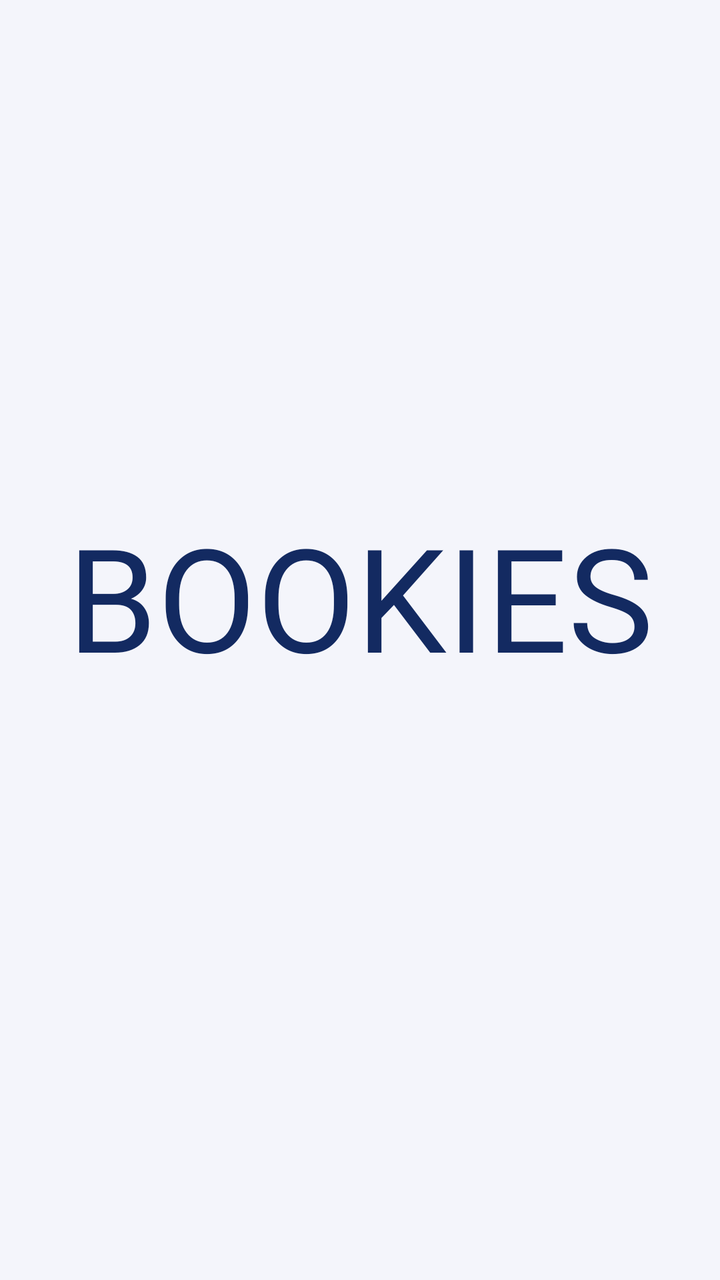
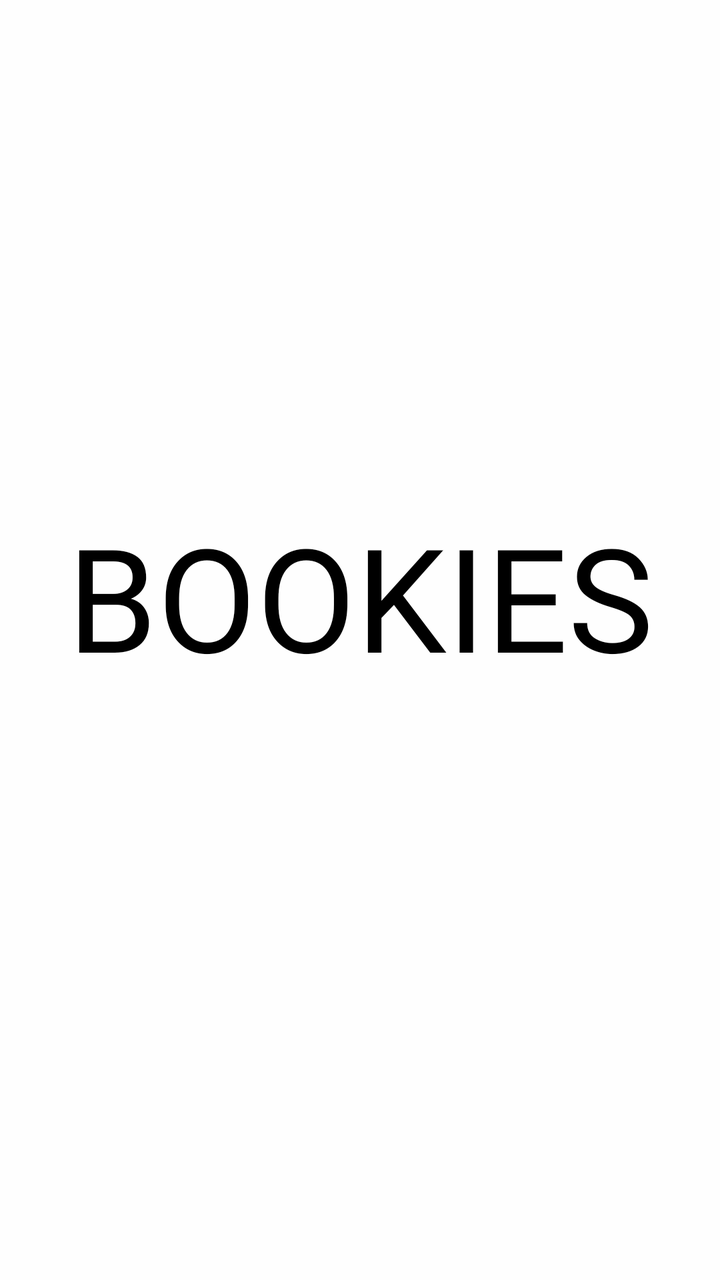

Two renders of the same Android screen: before a commit and after it. Below are the layout's source before the change and the commit's diff.
<!-- AndroidManifest.xml: application theme Theme.FrontendBook -->
<!-- res/layout/splash_activity.xml -->
<?xml version="1.0" encoding="utf-8"?>
<androidx.constraintlayout.widget.ConstraintLayout xmlns:android="http://schemas.android.com/apk/res/android"
    xmlns:app="http://schemas.android.com/apk/res-auto"
    xmlns:tools="http://schemas.android.com/tools"
    android:id="@+id/main"
    android:layout_width="match_parent"
    android:layout_height="match_parent"
    android:background="@color/background_light"
    tools:context=".SplashActivity">

    
    <TextView
        android:id="@+id/appName"
        android:layout_width="wrap_content"
        android:layout_height="wrap_content"
        android:layout_marginTop="250dp"
        android:fontFamily="@font/roboto_condensed_bold"
        android:text="BOOKIES"
        android:textAlignment="center"
        android:textColor="@color/primary"
        android:textSize="72sp"
        app:layout_constraintEnd_toEndOf="parent"
        app:layout_constraintStart_toStartOf="parent"
        app:layout_constraintTop_toTopOf="parent" />

    
    <com.airbnb.lottie.LottieAnimationView
        android:id="@+id/book_loading"
        android:layout_width="122dp"
        android:layout_height="88dp"
        android:layout_marginTop="304dp"
        app:layout_constraintEnd_toEndOf="parent"
        app:layout_constraintHorizontal_bias="0.498"
        app:layout_constraintStart_toStartOf="parent"
        app:layout_constraintTop_toBottomOf="@+id/appName"
        app:lottie_autoPlay="true"
        app:lottie_fileName="loading_blue.json"
        app:lottie_loop="true" />

</androidx.constraintlayout.widget.ConstraintLayout>
<!-- resources referenced by this layout -->
<resources>
  <color name="background_light">#F4F5FB</color>
  <color name="primary">#132A61</color>
  <style name="Theme.FrontendBook" parent="Base.Theme.FrontendBook" />
  <style name="Base.Theme.FrontendBook" parent="Theme.Material3.DayNight.NoActionBar">
          <item name="colorPrimary">@color/primary</item>
          <item name="colorPrimaryVariant">@color/primary_dark</item>
          <item name="colorOnPrimary">@color/white</item>
          <item name="colorSecondary">@color/background_light</item>
          <item name="colorOutline">@color/outline</item>
      </style>
  <color name="primary_dark">#0D0D40</color>
  <color name="white">#FFFFFFFF</color>
  <color name="outline">#132A61</color>
</resources>

<!-- the commit's change to res/layout/splash_activity.xml (unified diff, before → after) -->
@@ -5,7 +5,7 @@
     android:id="@+id/main"
     android:layout_width="match_parent"
     android:layout_height="match_parent"
-    android:background="@color/background_light"
+    android:background="@color/backgroundPrimary"
     tools:context=".SplashActivity">
 
     
@@ -17,7 +17,7 @@
         android:fontFamily="@font/roboto_condensed_bold"
         android:text="BOOKIES"
         android:textAlignment="center"
-        android:textColor="@color/primary"
+        android:textColor="@color/textPrimary"
         android:textSize="72sp"
         app:layout_constraintEnd_toEndOf="parent"
         app:layout_constraintStart_toStartOf="parent"
@@ -25,7 +25,7 @@
 
     
     <com.airbnb.lottie.LottieAnimationView
-        android:id="@+id/book_loading"
+        android:id="@+id/loading"
         android:layout_width="122dp"
         android:layout_height="88dp"
         android:layout_marginTop="304dp"
<!-- resource entries referenced after the edit -->
@@ -1,17 +1,17 @@
 <!-- resources referenced by this layout -->
 <resources>
-  <color name="background_light">#F4F5FB</color>
-  <color name="primary">#132A61</color>
+  <color name="backgroundPrimary">#FEFEFE</color>
+  <color name="textPrimary">#000000</color>
   <style name="Theme.FrontendBook" parent="Base.Theme.FrontendBook" />
   <style name="Base.Theme.FrontendBook" parent="Theme.Material3.DayNight.NoActionBar">
-          <item name="colorPrimary">@color/primary</item>
-          <item name="colorPrimaryVariant">@color/primary_dark</item>
-          <item name="colorOnPrimary">@color/white</item>
-          <item name="colorSecondary">@color/background_light</item>
-          <item name="colorOutline">@color/outline</item>
+          <item name="colorPrimary">@color/backgroundPrimary</item>
+          <item name="colorPrimaryVariant">@color/backgroundSecondary</item>
+          <item name="colorOnPrimary">@color/black</item>
+          <item name="colorSecondary">@color/black</item>
+          <item name="colorOutline">@color/line</item>
       </style>
-  <color name="primary_dark">#0D0D40</color>
-  <color name="white">#FFFFFFFF</color>
-  <color name="outline">#132A61</color>
+  <color name="backgroundSecondary">#D9D9D9</color>
+  <color name="black">#000000</color>
+  <color name="line">#D9D9D9</color>
 </resources>
 
